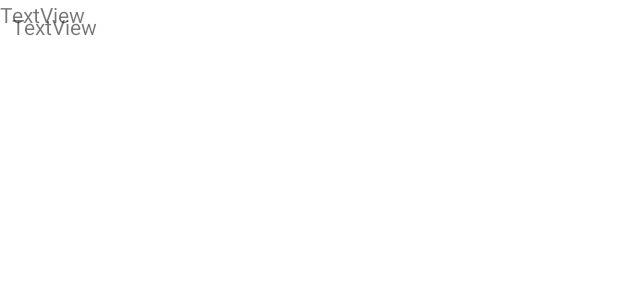
After one commit to idan10000/HWManager, an Android app: the layout fragment_add_event.xml on its own in the app's theme, with its tools: preview values and no code run, on a phone screen of 412 x 824 dp. The commit adds this screen. Shown: the top 300 px of the screen. Run offline under Robolectric (Android 15) with nearby library versions, the phone set to English and light mode, and no system bars.

```diff
--- a/app/src/main/java/com/example/hwmanager/fragments/AllCoursesFragment.java
+++ b/app/src/main/java/com/example/hwmanager/fragments/AllCoursesFragment.java
@@ -32,7 +32,7 @@ public class AllCoursesFragment extends Fragment {
 
     public View onCreateView(@NonNull LayoutInflater inflater, @Nullable ViewGroup container, @Nullable Bundle savedInstanceState) {
         View fragView = inflater.inflate(R.layout.fragment_all_courses,container,false);
-        addCourseBT = fragView.findViewById(R.id.AC_addButton);
+        addCourseBT = fragView.findViewById(R.id.M_addButton);
         initRecycler();
         return fragView;
 
--- /dev/null
+++ b/app/src/main/res/layout/fragment_add_event.xml
@@ -0,0 +1,25 @@
+<?xml version="1.0" encoding="utf-8"?>
+<androidx.constraintlayout.widget.ConstraintLayout xmlns:android="http://schemas.android.com/apk/res/android"
+    xmlns:app="http://schemas.android.com/apk/res-auto"
+    xmlns:tools="http://schemas.android.com/tools"
+    android:layout_width="match_parent"
+    android:layout_height="match_parent">
+
+    <TextView
+        android:id="@+id/textView"
+        android:layout_width="wrap_content"
+        android:layout_height="wrap_content"
+        android:layout_marginStart="8dp"
+        android:layout_marginTop="8dp"
+        android:text="TextView"
+        app:layout_constraintStart_toStartOf="parent"
+        app:layout_constraintTop_toTopOf="parent" />
+
+    <TextView
+        android:id="@+id/textView2"
+        android:layout_width="wrap_content"
+        android:layout_height="wrap_content"
+        android:text="TextView"
+        tools:layout_editor_absoluteX="27dp"
+        tools:layout_editor_absoluteY="75dp" />
+</androidx.constraintlayout.widget.ConstraintLayout>
```
Also changed, not shown: app/src/main/res/layout/activity_main.xml (+11 -0 lines), app/src/main/res/layout/fragment_home.xml (+1 -13 lines).
